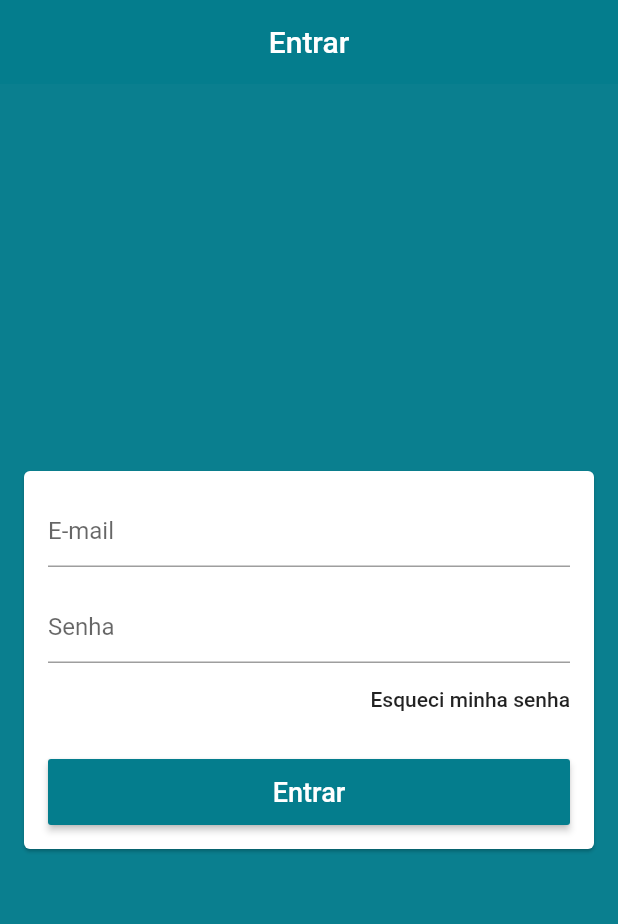
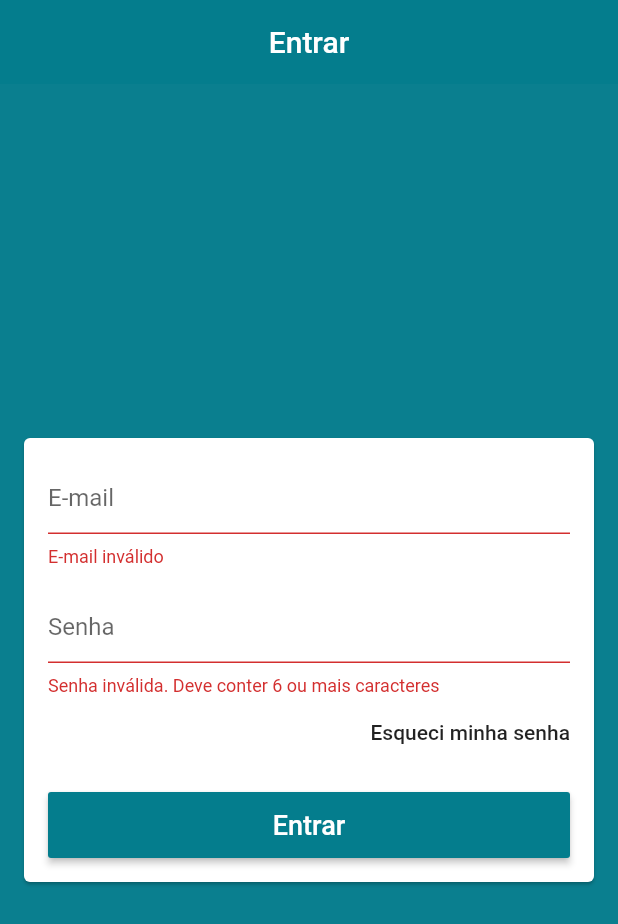
Before and after one commit to yesnoni/loja_virtual, a Flutter app: the screen it shows after launch, after a tap on "Entrar", on a phone screen of 412 x 824 dp. Shown: the top 924 px of the screen. Run offline on Flutter 3.47's test engine with Material 2 defaults, Android fonts, the phone set to English and light mode, and no system bars; our stand-ins replace firebase_auth, firebase_core; accounts and stored records are empty.

```diff
--- a/lib/helpers/validators.dart
+++ b/lib/helpers/validators.dart
@@ -1,3 +1,5 @@
 bool emailValid(String email){
-
+  final RegExp regex = RegExp(
+      r"^(([^<>()[\]\\.,;:\s@\']+(\.[^<>()[\]\\.,;:\s@\']+)*)|(\'.+\'))@((\[[0-9]{1,3}\.[0-9]{1,3}\.[0-9]{1,3}\.[0-9]{1,3}\])|(([a-zA-Z\-0-9]+\.)+[a-zA-Z]{2,}))$");
+  return regex.hasMatch(email);
 }
--- a/lib/main.dart
+++ b/lib/main.dart
@@ -1,16 +1,26 @@
 import 'package:flutter/material.dart';
 import 'package:loja_virtual/screens/base/base_screen.dart';
+import 'package:provider/provider.dart';
+import 'package:firebase_core/firebase_core.dart';
 
-void main() {
+
+import 'models/user_manager.dart';
+
+void main() async{
+  WidgetsFlutterBinding.ensureInitialized();
+  await Firebase.initializeApp();
   runApp(MyApp());
 }
 
 class MyApp extends StatelessWidget {
+  final Future<FirebaseApp> _initialization = Firebase.initializeApp();
   @override
   Widget build(BuildContext context) {
-    return MaterialApp(
+    return Provider(
+      create: (_)=> UserManager(),
+      child: MaterialApp(
         debugShowCheckedModeBanner: false,
-      title: 'Loja Sustentavel',
+        title: 'EcoShop',
         theme: ThemeData(
           primaryColor: const Color.fromARGB(255, 4, 125, 141),
           scaffoldBackgroundColor: const Color.fromARGB(250, 5, 124, 141),
@@ -20,6 +30,8 @@ class MyApp extends StatelessWidget {
           visualDensity: VisualDensity.adaptivePlatformDensity,
         ),
         home: BaseScreen(),
+
+      ),
     );
   }
 }
--- /dev/null
+++ b/lib/models/user.dart
@@ -0,0 +1,7 @@
+class Usuario{
+
+  Usuario({this.email, this.password});
+
+  String email;
+  String password;
+}
--- a/lib/screens/login/login_screen.dart
+++ b/lib/screens/login/login_screen.dart
@@ -1,6 +1,14 @@
 import 'package:flutter/material.dart';
+import 'package:loja_virtual/helpers/validators.dart';
+import 'package:loja_virtual/models/user.dart';
+import 'package:loja_virtual/models/user_manager.dart';
+import 'package:provider/provider.dart';
 
 class LoginScreen extends StatelessWidget {
+
+  final GlobalKey<FormState> formKey = GlobalKey<FormState>();
+  final TextEditingController emailController = TextEditingController();
+  final TextEditingController passController = TextEditingController();
 
   @override
   Widget build(BuildContext context) {
@@ -12,20 +20,28 @@ class LoginScreen extends StatelessWidget {
       body: Center(
         child: Card(
           margin: const EdgeInsets.symmetric(horizontal: 16),
+          child: Form(
+            key: formKey,
             child: ListView(
               padding: const EdgeInsets.all(16),
               shrinkWrap: true,
               children: [
                 TextFormField(
+                  controller: emailController,
                   decoration: const InputDecoration(hintText: "E-mail"),
                   keyboardType: TextInputType.emailAddress,
                   autocorrect: false,
                   validator: (email){
+                    if( !emailValid(email)){
+                      return "E-mail inválido";
+                    }else{
                       return null;
+                    }
                   },
                 ),
                 const SizedBox(height: 16,),
                 TextFormField(
+                  controller: passController,
                   decoration: const InputDecoration(hintText: "Senha"),
                   autocorrect: false,
                   obscureText: true,
@@ -54,7 +70,14 @@ class LoginScreen extends StatelessWidget {
                   height: 44,
                   child: RaisedButton(
                       onPressed: (){
-
+                        if(formKey.currentState.validate()){
+                          context.read<UserManager>().signIn(
+                            Usuario(
+                              email: emailController.text,
+                              password: passController.text,
+                            )
+                          );
+                        }
                       },
                     color: Theme.of(context).primaryColor,
                     textColor: Colors.white,
@@ -70,6 +93,7 @@ class LoginScreen extends StatelessWidget {
             ),
           ),
         ),
+      ),
     );
   }
 }
```
Also changed, not shown: lib/models/user_manager.dart (added, +38 -0 lines). Lines whose indentation alone changed are shown as unchanged.
